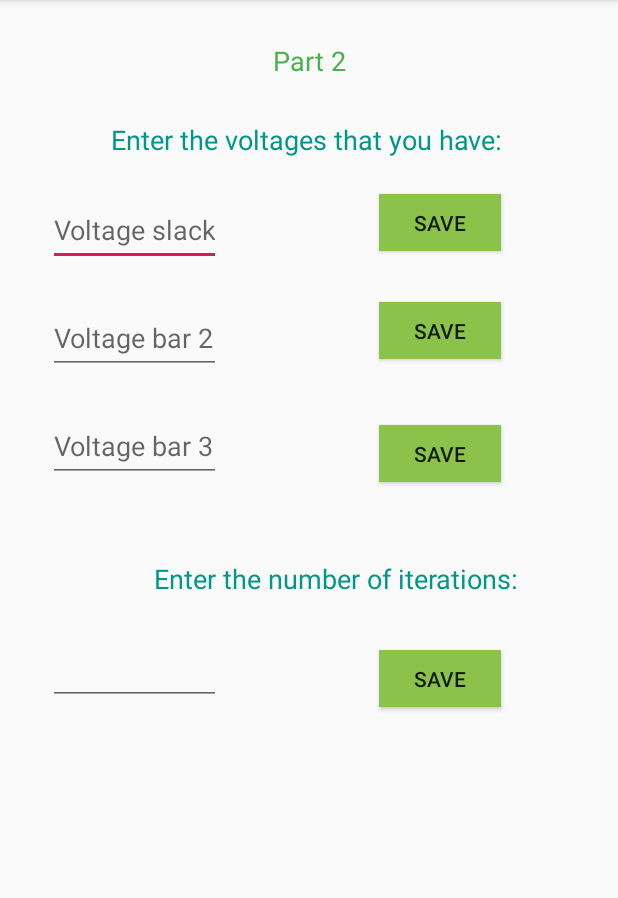
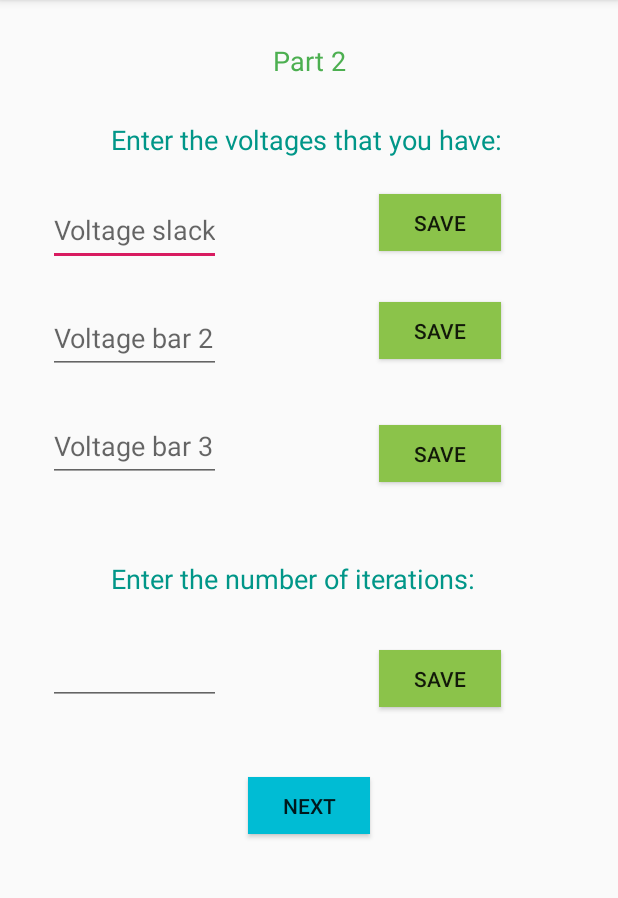
Before and after one commit to ddonato1/PowerFlowAppP1, an Android app: the Main2Activity screen opened directly, with no data from a screen before it, on a phone screen of 412 x 824 dp, the part 84-982 px from its top. Run offline under Robolectric (Android 15) with nearby library versions, the phone set to English and light mode, and no system bars.

Commit message:
Added the next button

```diff
--- a/app/src/main/res/layout/activity_main2.xml
+++ b/app/src/main/res/layout/activity_main2.xml
@@ -96,7 +96,7 @@
         android:textColor="#009688"
         android:textSize="18sp"
         app:layout_constraintEnd_toEndOf="parent"
-        app:layout_constraintHorizontal_bias="0.619"
+        app:layout_constraintHorizontal_bias="0.432"
         app:layout_constraintStart_toStartOf="parent"
         app:layout_constraintTop_toBottomOf="@+id/volt3" />
 
@@ -190,4 +190,19 @@
         app:layout_constraintTop_toBottomOf="@+id/textView4"
         app:layout_constraintVertical_bias="0.037" />
 
+    <Button
+        android:id="@+id/next"
+        android:layout_width="81dp"
+        android:layout_height="38dp"
+        android:layout_marginStart="8dp"
+        android:layout_marginLeft="8dp"
+        android:layout_marginTop="120dp"
+        android:layout_marginEnd="8dp"
+        android:layout_marginRight="8dp"
+        android:background="#00BCD4"
+        android:text="Next"
+        app:layout_constraintEnd_toEndOf="parent"
+        app:layout_constraintStart_toStartOf="parent"
+        app:layout_constraintTop_toBottomOf="@+id/textView4" />
+
 </android.support.constraint.ConstraintLayout>
```
Also changed, not shown: app/src/main/res/layout/activity_main3.xml (+16 -0 lines), app/src/main/res/layout/activity_main4.xml (+16 -0 lines).
